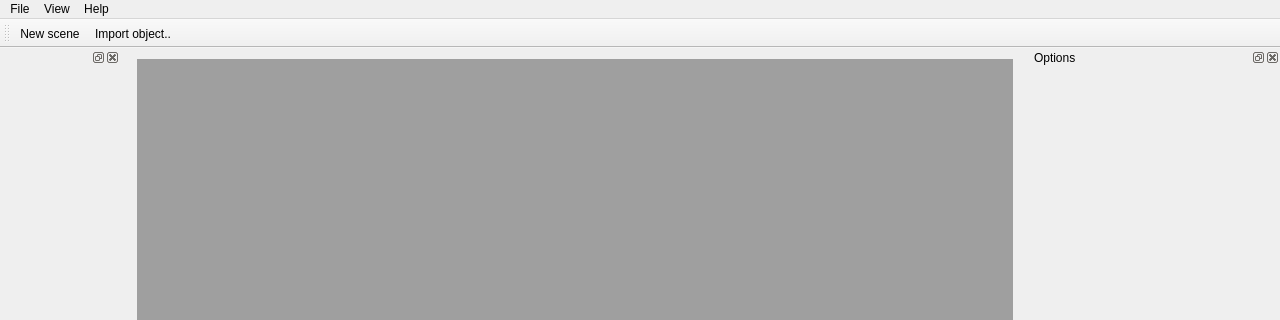
Old version of the form Workspace.ui in the repository HonghuaLi/stacker; both pictures show x 0 to 1280 and y 0 to 320 of the 1280 by 720 pixel window.
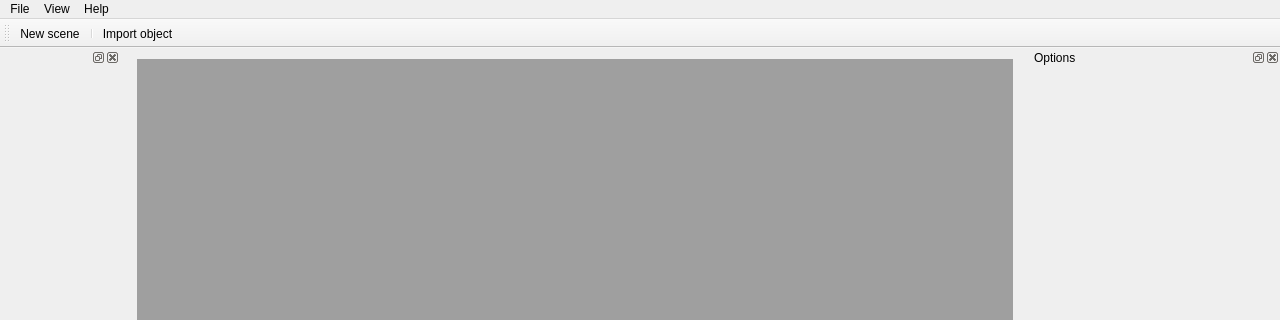
New version of the form. Icons and pictures are not drawn.

The edit to the form file:
```diff
--- a/Workspace.ui
+++ b/Workspace.ui
@@ -60,7 +60,7 @@
   </widget>
   <widget class="QToolBar" name="mainToolBar">
    <property name="toolButtonStyle">
-    <enum>Qt::ToolButtonIconOnly</enum>
+    <enum>Qt::ToolButtonTextBesideIcon</enum>
    </property>
    <attribute name="toolBarArea">
     <enum>TopToolBarArea</enum>
@@ -69,6 +69,7 @@
     <bool>false</bool>
    </attribute>
    <addaction name="actionNewScene"/>
+   <addaction name="separator"/>
    <addaction name="actionImportObject"/>
   </widget>
   <widget class="QStatusBar" name="statusBar"/>
@@ -119,7 +120,10 @@
      <normaloff>:/Workspace/Resources/icons/insertObject.png</normaloff>:/Workspace/Resources/icons/insertObject.png</iconset>
    </property>
    <property name="text">
-    <string>Import object..</string>
+    <string>Import object</string>
+   </property>
+   <property name="toolTip">
+    <string>Import object</string>
    </property>
   </action>
  </widget>
```
